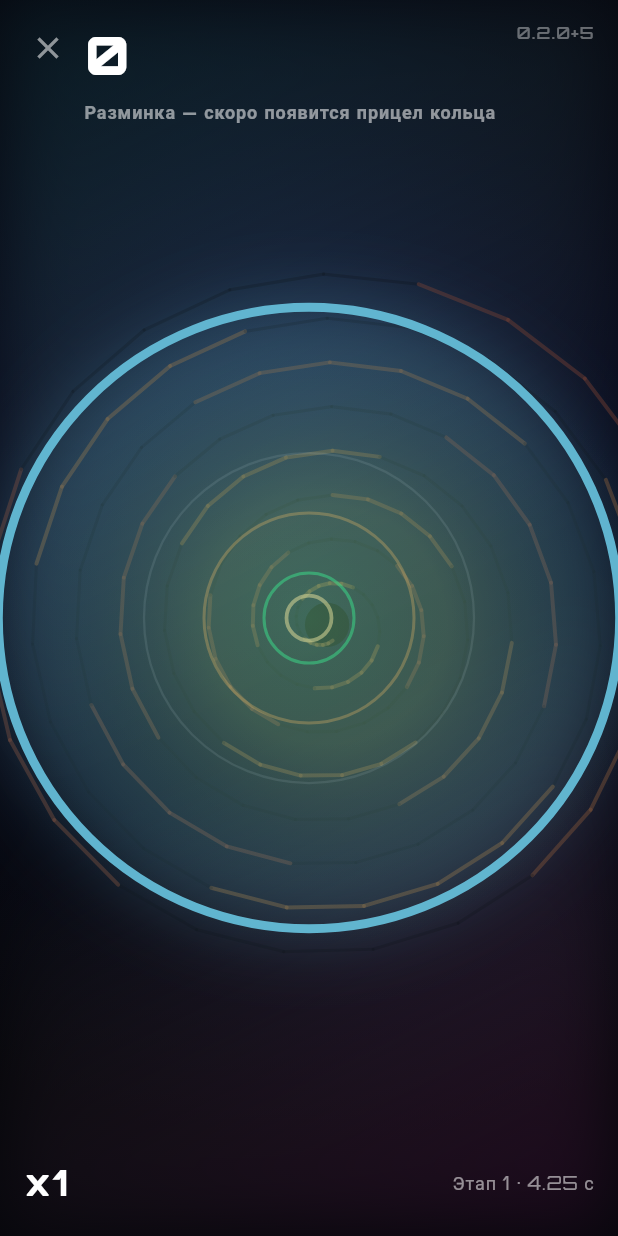
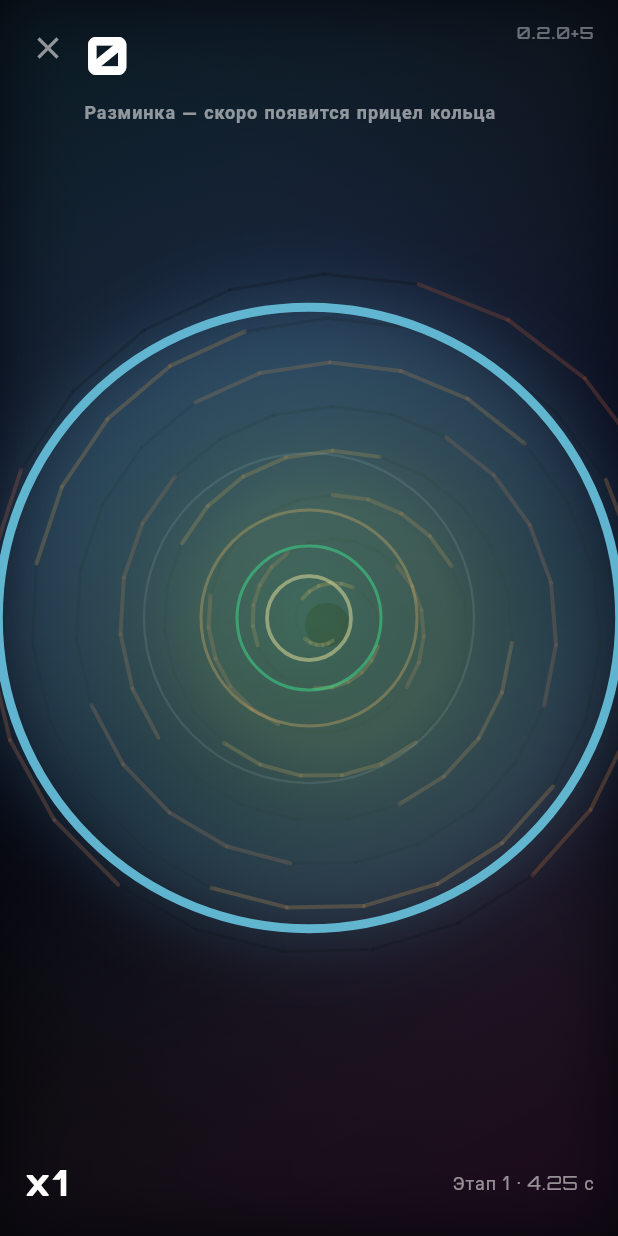
Before and after one commit to dimkahex/NeonTap, a Flutter app: the screen it shows after launch, after a tap on "ИГРАТЬ", on a phone screen of 412 x 824 dp. Run offline on Flutter 3.47's test engine with Material 3 defaults, Android fonts, the phone set to English and light mode, and no system bars; our stand-ins replace audioplayers, firebase_auth, firebase_core, firebase_database, google_fonts, shared_preferences; accounts and stored records are empty; network calls fail.

Commit message:
balance: widen ULTRA/PERFECT timing windows (ring radius tiers)
Made-with: Cursor

```diff
--- a/lib/src/ui/neon_circle_painter.dart
+++ b/lib/src/ui/neon_circle_painter.dart
@@ -54,10 +54,10 @@ class NeonCirclePainter extends CustomPainter {
       ..strokeWidth = 6
       ..color = core.withOpacity(0.95);
 
-    // Zone rings (static thresholds)
-    _ring(canvas, c, 70, Colors.orangeAccent.withOpacity(0.35));
-    _ring(canvas, c, 30, const Color(0xFF2CFF7B).withOpacity(0.45));
-    _ring(canvas, c, 15, const Color(0xFFFFE082).withOpacity(0.55), width: 2.5);
+    // Zone rings — same radii as GameScreen._judge (ULTRA / PERFECT / GOOD / OK)
+    _ring(canvas, c, 72, Colors.orangeAccent.withOpacity(0.35));
+    _ring(canvas, c, 48, const Color(0xFF2CFF7B).withOpacity(0.45));
+    _ring(canvas, c, 28, const Color(0xFFFFE082).withOpacity(0.55), width: 2.5);
     _ring(canvas, c, 110, Colors.white.withOpacity(0.10), width: 1.5); // OK zone (wide / low points)
 
     canvas.drawCircle(c, r * 1.02 * distract, outerGlow);
--- a/pubspec.yaml
+++ b/pubspec.yaml
@@ -4,7 +4,7 @@ publish_to: "none"
 
 # name+b: bump +1 before each push you want as a new Play Store / internal build (versionCode = B).
 # CI also appends -r<run> to the APK filename so every workflow run is unique.
-version: 0.2.0+16
+version: 0.2.0+17
 
 environment:
   sdk: ">=3.3.0 <4.0.0"
```
Also changed, not shown: lib/src/screens/game_screen.dart (+4 -3 lines).
